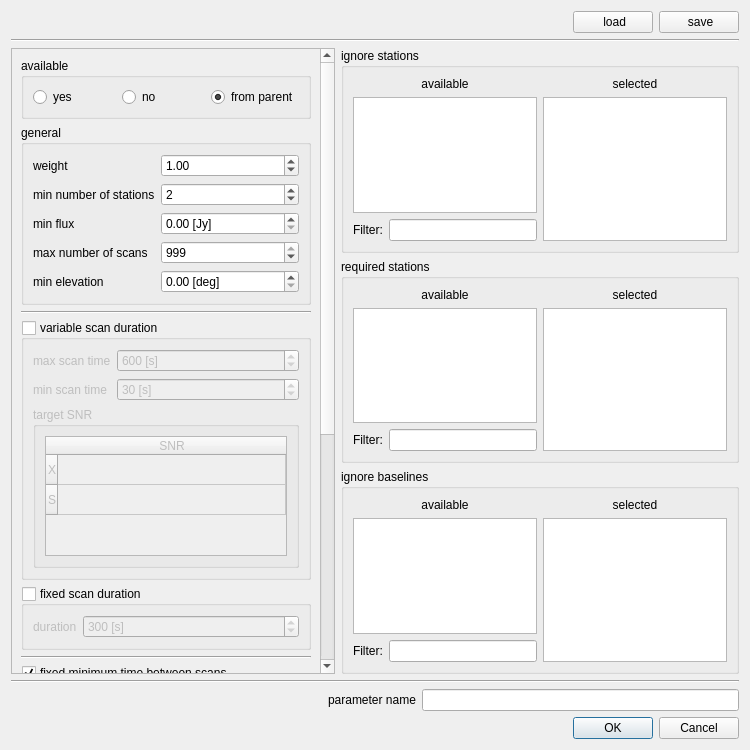
The window that sourceparametersdialog.ui (TUW-VieVS/VieSchedpp) describes before a commit, drawn with Qt 5.
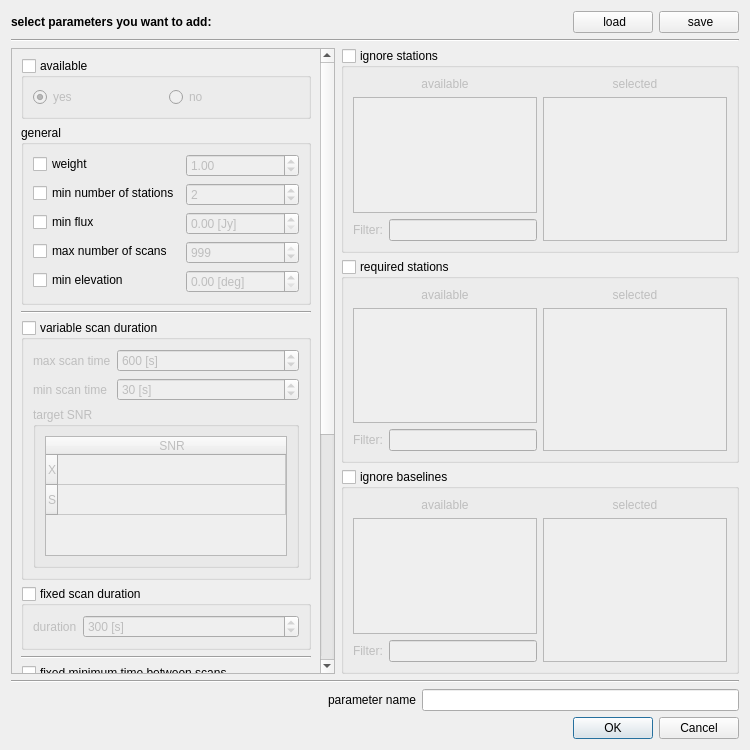
The same window after the commit. Icons and pictures are not drawn.

Commit message: changes in parameterDialog, preparation for log file reader

```diff
--- a/sourceparametersdialog.ui
+++ b/sourceparametersdialog.ui
@@ -16,6 +16,19 @@
   <layout class="QVBoxLayout" name="verticalLayout_15">
    <item>
     <layout class="QHBoxLayout" name="horizontalLayout_9">
+     <item>
+      <widget class="QLabel" name="label_4">
+       <property name="font">
+        <font>
+         <weight>75</weight>
+         <bold>true</bold>
+        </font>
+       </property>
+       <property name="text">
+        <string>select parameters you want to add:</string>
+       </property>
+      </widget>
+     </item>
      <item>
       <spacer name="horizontalSpacer_2">
        <property name="orientation">
@@ -77,19 +90,19 @@
         <property name="geometry">
          <rect>
           <x>0</x>
-          <y>-323</y>
-          <width>326</width>
-          <height>1080</height>
+          <y>0</y>
+          <width>297</width>
+          <height>880</height>
          </rect>
         </property>
         <layout class="QVBoxLayout" name="verticalLayout">
          <item>
-          <widget class="QGroupBox" name="groupBox">
+          <widget class="QGroupBox" name="groupBox_available">
            <property name="title">
             <string>available</string>
            </property>
            <property name="checkable">
-            <bool>false</bool>
+            <bool>true</bool>
            </property>
            <property name="checked">
             <bool>false</bool>
@@ -100,8 +113,11 @@
               <property name="text">
                <string>yes</string>
               </property>
+              <property name="checkable">
+               <bool>true</bool>
+              </property>
               <property name="checked">
-               <bool>false</bool>
+               <bool>true</bool>
               </property>
              </widget>
             </item>
@@ -112,16 +128,6 @@
               </property>
              </widget>
             </item>
-            <item>
-             <widget class="QRadioButton" name="radioButton_available_parent">
-              <property name="text">
-               <string>from parent</string>
-              </property>
-              <property name="checked">
-               <bool>true</bool>
-              </property>
-             </widget>
-            </item>
            </layout>
           </widget>
          </item>
@@ -137,15 +143,11 @@
             <bool>false</bool>
            </property>
            <layout class="QFormLayout" name="formLayout_5">
-            <item row="1" column="0">
-             <widget class="QLabel" name="maxSlewTimeLabel">
-              <property name="text">
-               <string>min number of stations</string>
-              </property>
-             </widget>
-            </item>
             <item row="1" column="1">
              <widget class="QSpinBox" name="spinBox_minNumberOfStations">
+              <property name="enabled">
+               <bool>false</bool>
+              </property>
               <property name="suffix">
                <string/>
               </property>
@@ -157,15 +159,11 @@
               </property>
              </widget>
             </item>
-            <item row="2" column="0">
-             <widget class="QLabel" name="maxWaitTimeLabel">
-              <property name="text">
-               <string>min flux </string>
-              </property>
-             </widget>
-            </item>
             <item row="2" column="1">
              <widget class="QDoubleSpinBox" name="doubleSpinBox_minFlux">
+              <property name="enabled">
+               <bool>false</bool>
+              </property>
               <property name="suffix">
                <string> [Jy]</string>
               </property>
@@ -174,15 +172,11 @@
               </property>
              </widget>
             </item>
-            <item row="3" column="0">
-             <widget class="QLabel" name="label_6">
-              <property name="text">
-               <string>max number of scans</string>
-              </property>
-             </widget>
-            </item>
             <item row="3" column="1">
              <widget class="QSpinBox" name="spinBox_maxNumberOfScans">
+              <property name="enabled">
+               <bool>false</bool>
+              </property>
               <property name="suffix">
                <string/>
               </property>
@@ -194,29 +188,21 @@
               </property>
              </widget>
             </item>
-            <item row="4" column="0">
-             <widget class="QLabel" name="label_20">
-              <property name="text">
-               <string>min elevation</string>
-              </property>
-             </widget>
-            </item>
             <item row="4" column="1">
              <widget class="QDoubleSpinBox" name="doubleSpinBox_minElevation">
+              <property name="enabled">
+               <bool>false</bool>
+              </property>
               <property name="suffix">
                <string> [deg]</string>
               </property>
              </widget>
             </item>
-            <item row="0" column="0">
-             <widget class="QLabel" name="weightLabel">
-              <property name="text">
-               <string>weight</string>
-              </property>
-             </widget>
-            </item>
             <item row="0" column="1">
              <widget class="QDoubleSpinBox" name="weightDoubleSpinBox">
+              <property name="enabled">
+               <bool>false</bool>
+              </property>
               <property name="singleStep">
                <double>0.100000000000000</double>
               </property>
@@ -225,6 +211,41 @@
               </property>
              </widget>
             </item>
+            <item row="0" column="0">
+             <widget class="QCheckBox" name="checkBox_weight">
+              <property name="text">
+               <string>weight</string>
+              </property>
+             </widget>
+            </item>
+            <item row="1" column="0">
+             <widget class="QCheckBox" name="checkBox_minNumberOfStations">
+              <property name="text">
+               <string>min number of stations</string>
+              </property>
+             </widget>
+            </item>
+            <item row="2" column="0">
+             <widget class="QCheckBox" name="checkBox_minFlux">
+              <property name="text">
+               <string>min flux</string>
+              </property>
+             </widget>
+            </item>
+            <item row="3" column="0">
+             <widget class="QCheckBox" name="checkBox_maxNumberOfScans">
+              <property name="text">
+               <string>max number of scans</string>
+              </property>
+             </widget>
+            </item>
+            <item row="4" column="0">
+             <widget class="QCheckBox" name="checkBox_minElevation">
+              <property name="text">
+               <string>min elevation</string>
+              </property>
+             </widget>
+            </item>
            </layout>
           </widget>
          </item>
@@ -402,6 +423,9 @@
            <property name="checkable">
             <bool>true</bool>
            </property>
+           <property name="checked">
+            <bool>false</bool>
+           </property>
            <layout class="QHBoxLayout" name="horizontalLayout_14">
             <item>
              <widget class="QLabel" name="label_10">
@@ -528,7 +552,7 @@
              </layout>
             </item>
             <item>
-             <widget class="QGroupBox" name="groupBox_8">
+             <widget class="QGroupBox" name="groupBox">
               <property name="title">
                <string>occurrency</string>
               </property>
@@ -596,6 +620,12 @@
          <property name="title">
           <string>ignore stations</string>
          </property>
+         <property name="checkable">
+          <bool>true</bool>
+         </property>
+         <property name="checked">
+          <bool>false</bool>
+         </property>
          <layout class="QVBoxLayout" name="verticalLayout_12">
           <item>
            <layout class="QHBoxLayout" name="horizontalLayout_3">
@@ -672,6 +702,12 @@
          <property name="title">
           <string>required stations</string>
          </property>
+         <property name="checkable">
+          <bool>true</bool>
+         </property>
+         <property name="checked">
+          <bool>false</bool>
+         </property>
          <layout class="QVBoxLayout" name="verticalLayout_13">
           <item>
            <layout class="QHBoxLayout" name="horizontalLayout_4">
@@ -748,6 +784,12 @@
          <property name="title">
           <string>ignore baselines</string>
          </property>
+         <property name="checkable">
+          <bool>true</bool>
+         </property>
+         <property name="checked">
+          <bool>false</bool>
+         </property>
          <layout class="QVBoxLayout" name="verticalLayout_14">
           <item>
            <layout class="QHBoxLayout" name="horizontalLayout_6">
```
Left out of the diff: 111 changed lines with no effect on the pictures. The commit also changes 11 other files.
